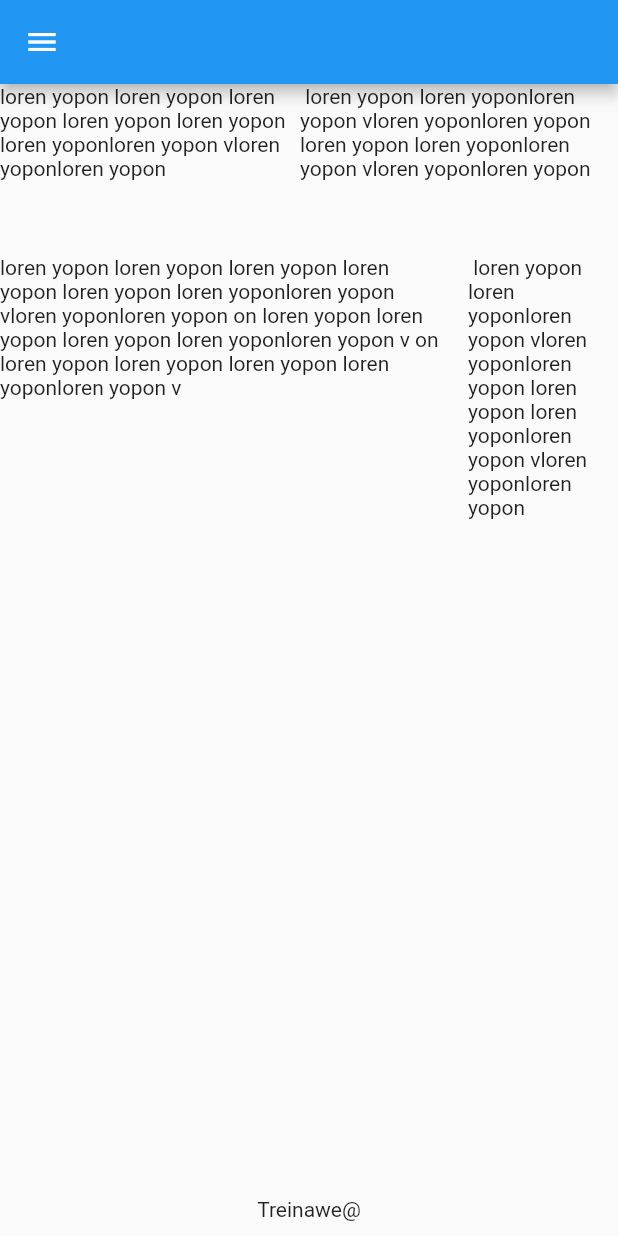
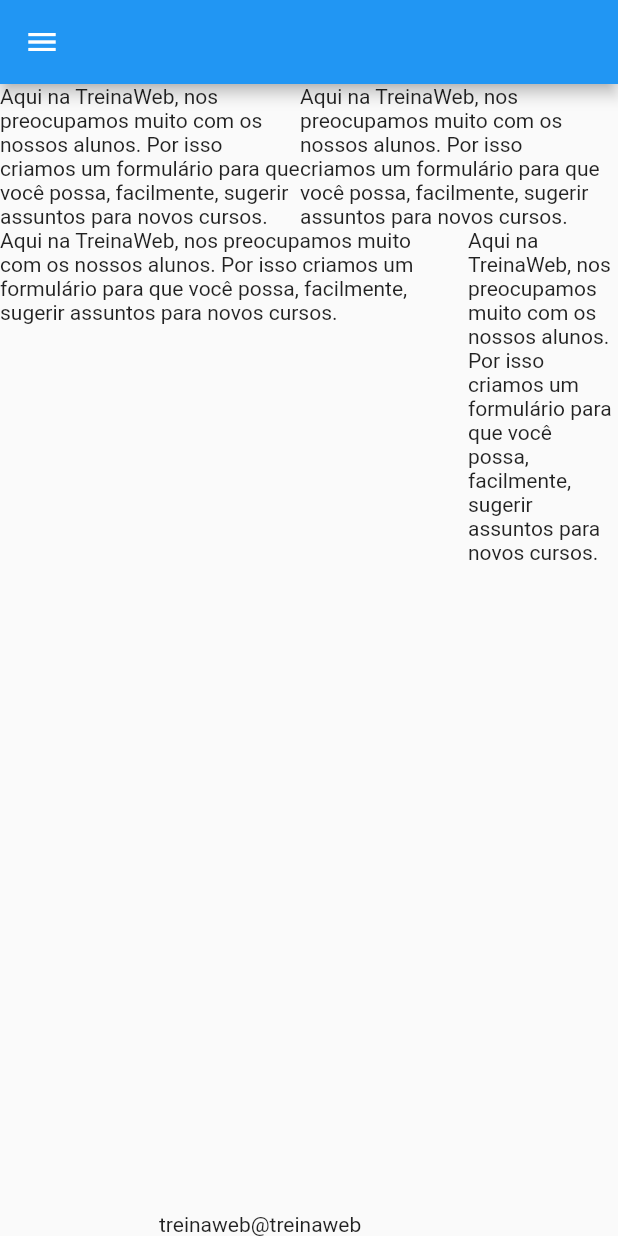
Before and after one commit to treinaweb/treinaweb-flutter-widgets-layout, a Flutter app: the screen it shows after launch, in the side drawer, after a tap on "Column Row", on a phone screen of 412 x 824 dp. Run offline on Flutter 3.47's test engine with Material 2 defaults, Android fonts, the phone set to English and light mode, and no system bars; network calls fail.

Commit message:
column_row

```diff
--- a/lib/widgets/column_row.dart
+++ b/lib/widgets/column_row.dart
@@ -16,55 +16,44 @@ class ColumnRowView extends StatelessWidget {
       body: Column(
         mainAxisAlignment: MainAxisAlignment.spaceBetween,
         children: [
-          SizedBox(
-            child: Column(
+          Column(
             children: [
               Row(
-                  children: const [
-                    SizedBox(
+                children: [
+                  Container(
                     width: 200,
                     child: Text(
-                          'loren yopon loren yopon loren yopon loren yopon loren yopon loren yoponloren yopon vloren yoponloren yopon'),
+                        "Aqui na TreinaWeb, nos preocupamos muito com os nossos alunos. Por isso criamos um formulário para que você possa, facilmente, sugerir assuntos para novos cursos."),
                   ),
-                    SizedBox(
+                  Container(
                     width: 200,
                     child: Text(
-                          ' loren yopon loren yoponloren yopon vloren yoponloren yopon loren yopon loren yoponloren yopon vloren yoponloren yopon'),
+                        "Aqui na TreinaWeb, nos preocupamos muito com os nossos alunos. Por isso criamos um formulário para que você possa, facilmente, sugerir assuntos para novos cursos."),
                   ),
                 ],
               ),
-                const SizedBox(
-                  height: 50,
-                ),
               Row(
+                mainAxisAlignment: MainAxisAlignment.spaceBetween,
                 crossAxisAlignment: CrossAxisAlignment.start,
-                  mainAxisAlignment: MainAxisAlignment.spaceBetween,
-                  children: const [
-                    SizedBox(
+                children: [
+                  Container(
                     width: 300,
                     child: Text(
-                          'loren yopon loren yopon loren yopon loren yopon loren yopon loren yoponloren yopon vloren yoponloren yopon on loren yopon loren yopon loren yopon loren yoponloren yopon v on loren yopon loren yopon loren yopon loren yoponloren yopon v'),
+                        "Aqui na TreinaWeb, nos preocupamos muito com os nossos alunos. Por isso criamos um formulário para que você possa, facilmente, sugerir assuntos para novos cursos."),
                   ),
-                    SizedBox(
+                  Container(
                     width: 100,
                     child: Text(
-                          ' loren yopon loren yoponloren yopon vloren yoponloren yopon loren yopon loren yoponloren yopon vloren yoponloren yopon'),
+                        "Aqui na TreinaWeb, nos preocupamos muito com os nossos alunos. Por isso criamos um formulário para que você possa, facilmente, sugerir assuntos para novos cursos."),
                   ),
                 ],
               ),
             ],
           ),
+          Container(
+            width: 200,
+            child: Text('treinaweb@treinaweb'),
           ),
-          Container(
-            margin: EdgeInsets.all(10),
-            child: Row(
-              mainAxisAlignment: MainAxisAlignment.center,
-              children: const [
-                Text('Treinawe'),
-                Text('@'),
-              ],
-            ),
-          )
         ],
       ),
     );
```
Lines whose indentation alone changed are shown as unchanged.
